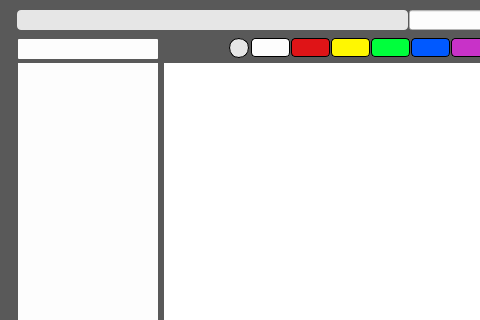
Qt form GUI/ui/dialog_viewer.ui (dudtj5307/CSV-Viewer) before a commit; both pictures show x 0 to 480 and y 0 to 320 of the 1125 by 702 pixel window.
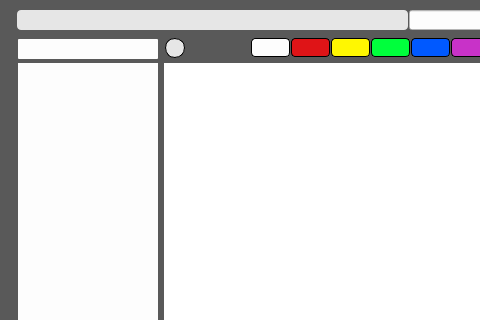
The same form after that commit.

Commit message:
기능개선: 초기화 버튼 전면 개편(button_reset=전체 분석 초기화·가역) + F5 정상 재오픈 + 행높이 Undo 대상화
- button_none→button_reset 개명. '색만 해제'→하이라이트·Δ색·열필터·Δ열·열너비(80)·행높이(20)
  전체를 초기값으로 되돌리는 reset_analysis로 변경. .viewer/Undo 복원과 동일 경로(_restore_memento)로 Undo 1단계 가역.
- 행높이를 열너비와 대칭으로 Undo 슬라이스(Memento.rows)에 추가. 드래그 디바운스(_height_timer) 기록 +
  대용량(18만 행)은 dirty-flag/sentinel로 비용 0. (.viewer 영속화는 미포함 - 세션+Undo 한정)
- F5(reload_current_csv): _skip_viewer 머신러리 제거 → cache 폐기 후 정상 재오픈(.viewer 자동복원). 비가역.
- 검증: offscreen 18만 행 e2e (reset→raw, Undo로 행높이 포함 전부 복원, Redo, no-op, 행드래그 Undo, 필터 clear/복원) PASS.

Diff of the .ui file:
```diff
--- a/GUI/ui/dialog_viewer.ui
+++ b/GUI/ui/dialog_viewer.ui
@@ -529,7 +529,7 @@
        </property>
        <property name="geometry">
         <rect>
-         <x>220</x>
+         <x>156</x>
          <y>29</y>
          <width>20</width>
          <height>20</height>
@@ -809,7 +809,7 @@
        </property>
        <property name="geometry">
         <rect>
-         <x>157</x>
+         <x>179</x>
          <y>28</y>
          <width>30</width>
          <height>20</height>
@@ -818,7 +818,7 @@
        <property name="styleSheet">
         <string notr="true">QPushButton {
     background-color: rgba(230, 230, 230,0);
-    border-radius: 5px;
+    border-radius: 4px;
 }
 
 QPushButton:hover {
@@ -844,7 +844,7 @@
        </property>
        <property name="geometry">
         <rect>
-         <x>187</x>
+         <x>209</x>
          <y>28</y>
          <width>30</width>
          <height>20</height>
@@ -853,7 +853,7 @@
        <property name="styleSheet">
         <string notr="true">QPushButton {
     background-color: rgba(230, 230, 230,0);
-    border-radius: 5px;
+    border-radius: 4px;
 }
 
 QPushButton:hover {
```
Left out of the diff: 15 changed lines with no effect on the pictures. The commit also changes 5 other files.
